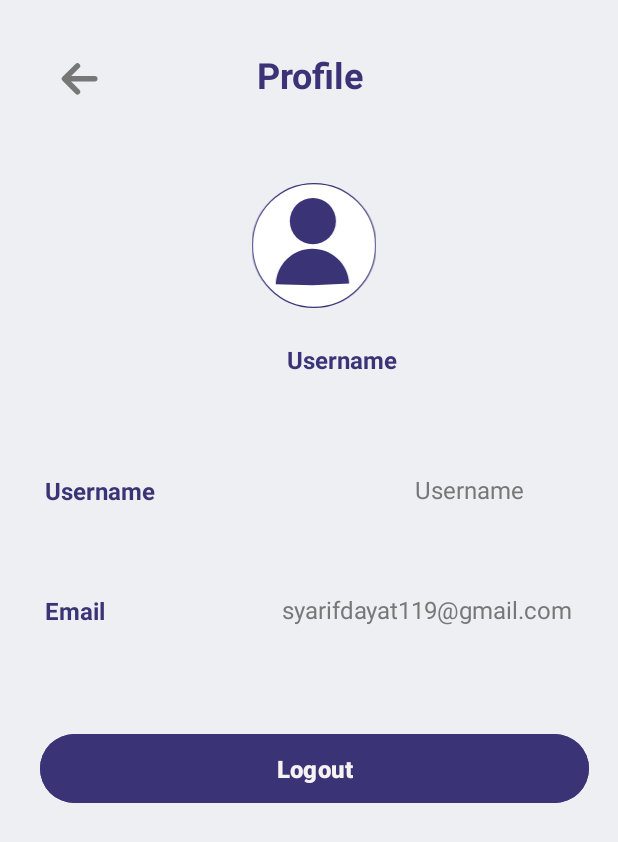
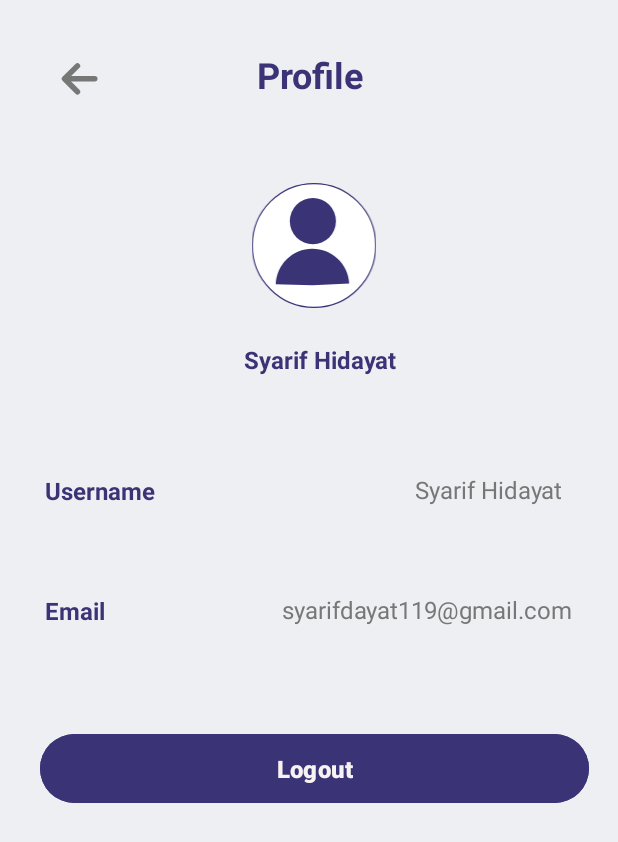
Before and after one commit to muslih2018/InsightCart, an Android app: the layout profile.xml on its own in the app's theme, with its tools: preview values and no code run, on a phone screen of 412 x 824 dp. Shown: the top 842 px of the screen. Run offline under Robolectric (Android 15) with nearby library versions, the phone set to English and light mode, and no system bars.

```diff
--- a/app/src/main/res/layout/profile.xml
+++ b/app/src/main/res/layout/profile.xml
@@ -66,7 +66,7 @@
             android:layout_alignParentEnd="true"
             android:layout_marginTop="13dp"
             android:layout_marginEnd="143dp"
-            android:text="@string/username"
+            android:text="@string/usernamedummy"
             android:textColor="@color/Purple1"
             android:textSize="16sp"
             android:textStyle="bold" />
@@ -100,7 +100,7 @@
             android:layout_marginStart="173dp"
             android:layout_marginTop="49dp"
             android:layout_toEndOf="@id/username_label"
-            android:text="@string/username"
+            android:text="@string/usernamedummy"
             android:textColor="@color/LightGrey"
             android:textSize="16sp" />
 
```
